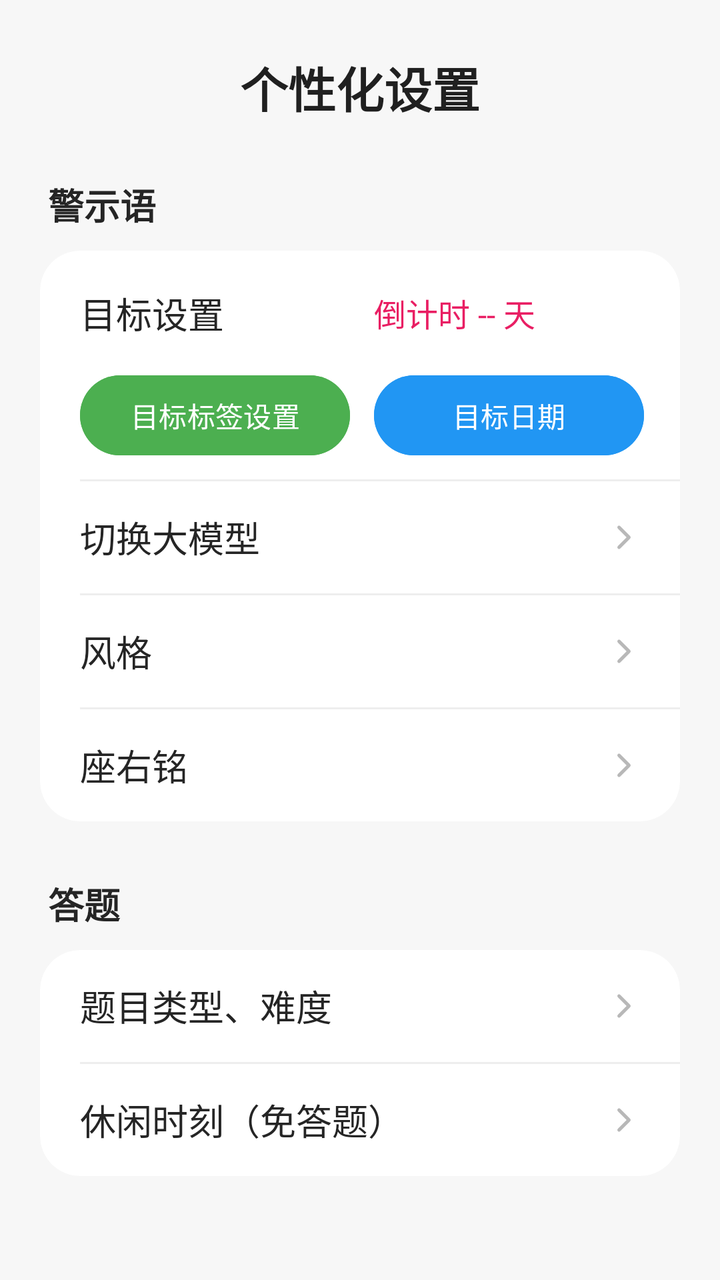
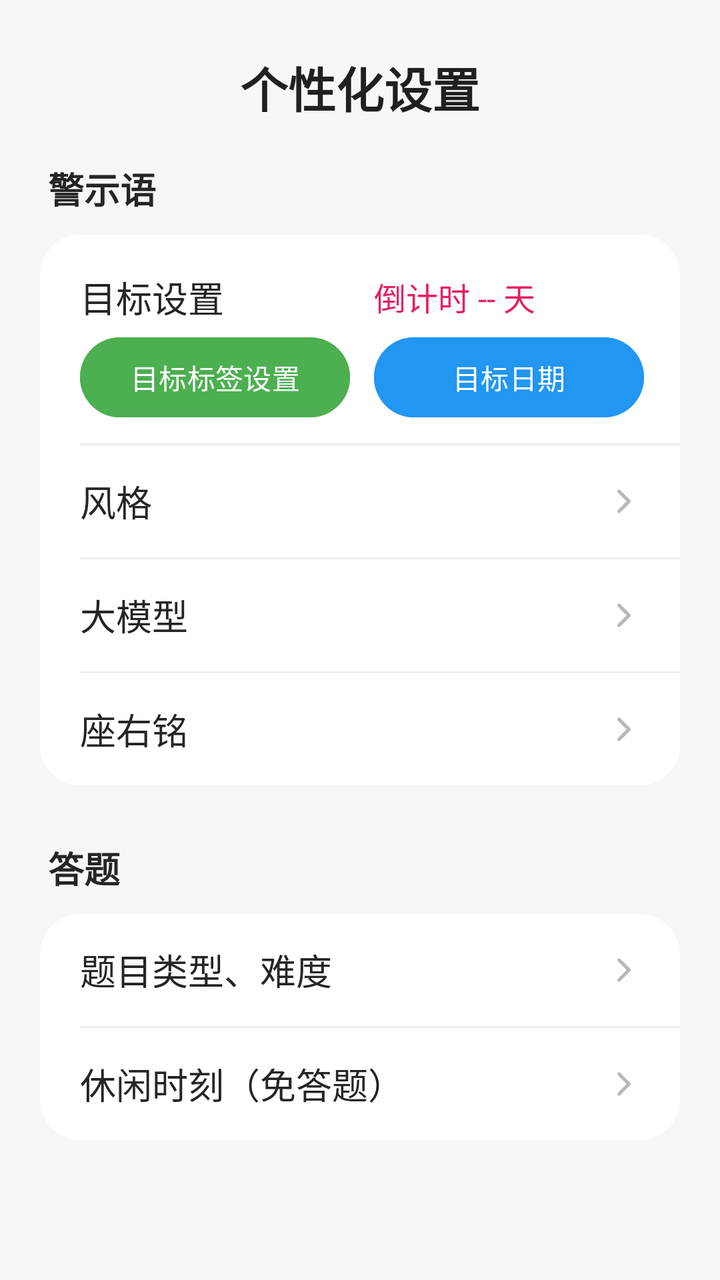

The first picture is an Android layout as it rendered before a commit; the second is the same layout after the commit. The layout source and the unified diff follow.
<!-- AndroidManifest.xml: application theme Theme.Basic -->
<!-- res/layout/fragment_goal.xml -->
<?xml version="1.0" encoding="utf-8"?>
<ScrollView xmlns:android="http://schemas.android.com/apk/res/android"
    xmlns:app="http://schemas.android.com/apk/res-auto"
    android:layout_width="match_parent"
    android:layout_height="match_parent"
    android:background="#F7F7F7"
    android:clipToPadding="false"
    android:fillViewport="true"
    android:overScrollMode="never">

    <LinearLayout
        android:layout_width="match_parent"
        android:layout_height="wrap_content"
        android:orientation="vertical"
        android:paddingStart="20dp"
        android:paddingTop="26dp"
        android:paddingEnd="20dp"
        android:paddingBottom="32dp">

        <TextView
            android:layout_width="match_parent"
            android:layout_height="wrap_content"
            android:layout_marginBottom="28dp"
            android:gravity="center"
            android:text="个性化设置"
            android:textColor="#202020"
            android:textSize="24sp"
            android:textStyle="bold" />

        <TextView
            android:layout_width="match_parent"
            android:layout_height="wrap_content"
            android:layout_marginStart="4dp"
            android:layout_marginBottom="10dp"
            android:text="警示语"
            android:textColor="#252525"
            android:textSize="18sp"
            android:textStyle="bold" />

        <androidx.cardview.widget.CardView
            android:layout_width="match_parent"
            android:layout_height="wrap_content"
            app:cardBackgroundColor="#FFFFFF"
            app:cardCornerRadius="20dp"
            app:cardElevation="0dp"
            app:cardPreventCornerOverlap="true">

            <LinearLayout
                android:layout_width="match_parent"
                android:layout_height="wrap_content"
                android:orientation="vertical">

                <LinearLayout
                    android:layout_width="match_parent"
                    android:layout_height="wrap_content"
                    android:orientation="vertical"
                    android:paddingStart="20dp"
                    android:paddingTop="18dp"
                    android:paddingEnd="18dp"
                    android:paddingBottom="8dp">

                    <LinearLayout
                        android:layout_width="match_parent"
                        android:layout_height="wrap_content"
                        android:gravity="center_vertical"
                        android:orientation="horizontal">

                        <TextView
                            android:layout_width="0dp"
                            android:layout_height="wrap_content"
                            android:layout_marginEnd="6dp"
                            android:layout_weight="1"
                            android:text="目标设置"
                            android:textColor="#252525"
                            android:textSize="18sp" />

                        <TextView
                            android:id="@+id/tv_goal_countdown"
                            android:layout_width="0dp"
                            android:layout_height="wrap_content"
                            android:layout_marginStart="6dp"
                            android:layout_weight="1"
                            android:gravity="start"
                            android:text="倒计时 -- 天"
                            android:textColor="#E91E63"
                            android:textSize="16sp" />

                    </LinearLayout>

                    <LinearLayout
                        android:layout_width="match_parent"
                        android:layout_height="wrap_content"
                        android:layout_marginTop="14dp"
                        android:gravity="center_vertical"
                        android:orientation="horizontal">

                        <Button
                            android:id="@+id/btn_tag_setting"
                            android:layout_width="0dp"
                            android:layout_height="wrap_content"
                            android:layout_marginEnd="6dp"
                            android:layout_weight="1"
                            android:backgroundTint="#4CAF50"
                            android:minWidth="0dp"
                            android:paddingStart="8dp"
                            android:paddingEnd="8dp"
                            android:text="目标标签设置"
                            android:textAllCaps="false" />

                        <Button
                            android:id="@+id/btn_target_date_setting"
                            android:layout_width="0dp"
                            android:layout_height="wrap_content"
                            android:layout_marginStart="6dp"
                            android:layout_weight="1"
                            android:backgroundTint="#2196F3"
                            android:minWidth="0dp"
                            android:paddingStart="8dp"
                            android:paddingEnd="8dp"
                            android:text="目标日期"
                            android:textAllCaps="false" />

                    </LinearLayout>

                </LinearLayout>

                <View
                    android:layout_width="match_parent"
                    android:layout_height="1dp"
                    android:layout_marginStart="20dp"
                    android:background="#EEEEEE" />

                <LinearLayout
                    android:id="@+id/btn_reminder_provider"
                    android:layout_width="match_parent"
                    android:layout_height="56dp"
                    android:background="?attr/selectableItemBackground"
                    android:clickable="true"
                    android:focusable="true"
                    android:gravity="center_vertical"
                    android:orientation="horizontal"
                    android:paddingStart="20dp"
                    android:paddingEnd="18dp">

                    <TextView
                        android:layout_width="0dp"
                        android:layout_height="wrap_content"
                        android:layout_weight="1"
                        android:text="@string/reminder_provider_settings"
                        android:textColor="#252525"
                        android:textSize="18sp" />

                    <ImageView
                        android:layout_width="20dp"
                        android:layout_height="20dp"
                        android:contentDescription="@null"
                        android:src="@drawable/ic_menu_chevron" />

                </LinearLayout>

                <View
                    android:id="@+id/divider_reminder_provider"
                    android:layout_width="match_parent"
                    android:layout_height="1dp"
                    android:layout_marginStart="20dp"
                    android:background="#EEEEEE" />

                <LinearLayout
                    android:id="@+id/btn_reminder_style"
                    android:layout_width="match_parent"
                    android:layout_height="56dp"
                    android:background="?attr/selectableItemBackground"
                    android:clickable="true"
                    android:focusable="true"
                    android:gravity="center_vertical"
                    android:orientation="horizontal"
                    android:paddingStart="20dp"
                    android:paddingEnd="18dp">

                    <TextView
                        android:layout_width="0dp"
                        android:layout_height="wrap_content"
                        android:layout_weight="1"
                        android:text="风格"
                        android:textColor="#252525"
                        android:textSize="18sp" />

                    <ImageView
                        android:layout_width="20dp"
                        android:layout_height="20dp"
                        android:contentDescription="@null"
                        android:src="@drawable/ic_menu_chevron" />

                </LinearLayout>

                <View
                    android:layout_width="match_parent"
                    android:layout_height="1dp"
                    android:layout_marginStart="20dp"
                    android:background="#EEEEEE" />

                <LinearLayout
                    android:id="@+id/btn_floating_strict_reminder"
                    android:layout_width="match_parent"
                    android:layout_height="56dp"
                    android:background="?attr/selectableItemBackground"
                    android:clickable="true"
                    android:focusable="true"
                    android:gravity="center_vertical"
                    android:orientation="horizontal"
                    android:paddingStart="20dp"
                    android:paddingEnd="18dp">

                    <TextView
                        android:layout_width="0dp"
                        android:layout_height="wrap_content"
                        android:layout_weight="1"
                        android:text="座右铭"
                        android:textColor="#252525"
                        android:textSize="18sp" />

                    <ImageView
                        android:layout_width="20dp"
                        android:layout_height="20dp"
                        android:contentDescription="@null"
                        android:src="@drawable/ic_menu_chevron" />

                </LinearLayout>

            </LinearLayout>

        </androidx.cardview.widget.CardView>

        <TextView
            android:layout_width="match_parent"
            android:layout_height="wrap_content"
            android:layout_marginStart="4dp"
            android:layout_marginTop="28dp"
            android:layout_marginBottom="10dp"
            android:text="答题"
            android:textColor="#252525"
            android:textSize="18sp"
            android:textStyle="bold" />

        <androidx.cardview.widget.CardView
            android:layout_width="match_parent"
            android:layout_height="wrap_content"
            app:cardBackgroundColor="#FFFFFF"
            app:cardCornerRadius="20dp"
            app:cardElevation="0dp"
            app:cardPreventCornerOverlap="true">

            <LinearLayout
                android:layout_width="match_parent"
                android:layout_height="wrap_content"
                android:orientation="vertical">

                <LinearLayout
                    android:id="@+id/btn_math_difficulty"
                    android:layout_width="match_parent"
                    android:layout_height="56dp"
                    android:background="?attr/selectableItemBackground"
                    android:clickable="true"
                    android:focusable="true"
                    android:gravity="center_vertical"
                    android:orientation="horizontal"
                    android:paddingStart="20dp"
                    android:paddingEnd="18dp">

                    <TextView
                        android:layout_width="0dp"
                        android:layout_height="wrap_content"
                        android:layout_weight="1"
                        android:text="题目类型、难度"
                        android:textColor="#252525"
                        android:textSize="18sp" />

                    <ImageView
                        android:layout_width="20dp"
                        android:layout_height="20dp"
                        android:contentDescription="@null"
                        android:src="@drawable/ic_menu_chevron" />

                </LinearLayout>

                <View
                    android:layout_width="match_parent"
                    android:layout_height="1dp"
                    android:layout_marginStart="20dp"
                    android:background="#EEEEEE" />

                <LinearLayout
                    android:id="@+id/btn_leisure_time"
                    android:layout_width="match_parent"
                    android:layout_height="56dp"
                    android:background="?attr/selectableItemBackground"
                    android:clickable="true"
                    android:focusable="true"
                    android:gravity="center_vertical"
                    android:orientation="horizontal"
                    android:paddingStart="20dp"
                    android:paddingEnd="18dp">

                    <TextView
                        android:layout_width="0dp"
                        android:layout_height="wrap_content"
                        android:layout_weight="1"
                        android:text="休闲时刻（免答题）"
                        android:textColor="#252525"
                        android:textSize="18sp" />

                    <ImageView
                        android:layout_width="20dp"
                        android:layout_height="20dp"
                        android:contentDescription="@null"
                        android:src="@drawable/ic_menu_chevron" />

                </LinearLayout>

            </LinearLayout>

        </androidx.cardview.widget.CardView>

    </LinearLayout>
</ScrollView>
<!-- resources referenced by this layout -->
<resources>
  <!-- drawable ic_menu_chevron (drawable) -->
  <vector xmlns:android="http://schemas.android.com/apk/res/android"
      android:width="24dp"
      android:height="24dp"
      android:viewportWidth="24"
      android:viewportHeight="24">
      <path
          android:fillColor="@android:color/transparent"
          android:pathData="M9,6 L15,12 L9,18"
          android:strokeColor="#B8B8B8"
          android:strokeLineCap="round"
          android:strokeLineJoin="round"
          android:strokeWidth="2" />
  </vector>
  <string name="reminder_provider_settings">切换大模型</string>
  <style name="Theme.Basic" parent="Base.Theme.Basic" />
  <style name="Base.Theme.Basic" parent="Theme.Material3.DayNight.NoActionBar">
          
          
      </style>
</resources>

<!-- the commit's change to res/layout/fragment_goal.xml (unified diff, before → after) -->
@@ -20,7 +20,7 @@
         <TextView
             android:layout_width="match_parent"
             android:layout_height="wrap_content"
-            android:layout_marginBottom="28dp"
+            android:layout_marginBottom="20dp"
             android:gravity="center"
             android:text="个性化设置"
             android:textColor="#202020"
@@ -57,7 +57,7 @@
                     android:paddingStart="20dp"
                     android:paddingTop="18dp"
                     android:paddingEnd="18dp"
-                    android:paddingBottom="8dp">
+                    android:paddingBottom="3dp">
 
                     <LinearLayout
                         android:layout_width="match_parent"
@@ -90,7 +90,8 @@
                     <LinearLayout
                         android:layout_width="match_parent"
                         android:layout_height="wrap_content"
-                        android:layout_marginTop="14dp"
+                        android:layout_marginTop="3dp"
+                        android:layout_marginBottom="6dp"
                         android:gravity="center_vertical"
                         android:orientation="horizontal">
 
@@ -131,22 +132,22 @@
                     android:background="#EEEEEE" />
 
                 <LinearLayout
-                    android:id="@+id/btn_reminder_provider"
-                    android:layout_width="match_parent"
-                    android:layout_height="56dp"
-                    android:background="?attr/selectableItemBackground"
-                    android:clickable="true"
-                    android:focusable="true"
-                    android:gravity="center_vertical"
-                    android:orientation="horizontal"
-                    android:paddingStart="20dp"
-                    android:paddingEnd="18dp">
-
-                    <TextView
-                        android:layout_width="0dp"
-                        android:layout_height="wrap_content"
-                        android:layout_weight="1"
-                        android:text="@string/reminder_provider_settings"
+                    android:id="@+id/btn_reminder_style"
+                    android:layout_width="match_parent"
+                    android:layout_height="56dp"
+                    android:background="?attr/selectableItemBackground"
+                    android:clickable="true"
+                    android:focusable="true"
+                    android:gravity="center_vertical"
+                    android:orientation="horizontal"
+                    android:paddingStart="20dp"
+                    android:paddingEnd="18dp">
+
+                    <TextView
+                        android:layout_width="0dp"
+                        android:layout_height="wrap_content"
+                        android:layout_weight="1"
+                        android:text="风格"
                         android:textColor="#252525"
                         android:textSize="18sp" />
 
@@ -166,22 +167,22 @@
                     android:background="#EEEEEE" />
 
                 <LinearLayout
-                    android:id="@+id/btn_reminder_style"
-                    android:layout_width="match_parent"
-                    android:layout_height="56dp"
-                    android:background="?attr/selectableItemBackground"
-                    android:clickable="true"
-                    android:focusable="true"
-                    android:gravity="center_vertical"
-                    android:orientation="horizontal"
-                    android:paddingStart="20dp"
-                    android:paddingEnd="18dp">
-
-                    <TextView
-                        android:layout_width="0dp"
-                        android:layout_height="wrap_content"
-                        android:layout_weight="1"
-                        android:text="风格"
+                    android:id="@+id/btn_reminder_provider"
+                    android:layout_width="match_parent"
+                    android:layout_height="56dp"
+                    android:background="?attr/selectableItemBackground"
+                    android:clickable="true"
+                    android:focusable="true"
+                    android:gravity="center_vertical"
+                    android:orientation="horizontal"
+                    android:paddingStart="20dp"
+                    android:paddingEnd="18dp">
+
+                    <TextView
+                        android:layout_width="0dp"
+                        android:layout_height="wrap_content"
+                        android:layout_weight="1"
+                        android:text="@string/reminder_provider_settings"
                         android:textColor="#252525"
                         android:textSize="18sp" />
 
<!-- resource entries referenced after the edit -->
@@ -14,7 +14,7 @@
           android:strokeLineJoin="round"
           android:strokeWidth="2" />
   </vector>
-  <string name="reminder_provider_settings">切换大模型</string>
+  <string name="reminder_provider_settings">大模型</string>
   <style name="Theme.Basic" parent="Base.Theme.Basic" />
   <style name="Base.Theme.Basic" parent="Theme.Material3.DayNight.NoActionBar">
           
